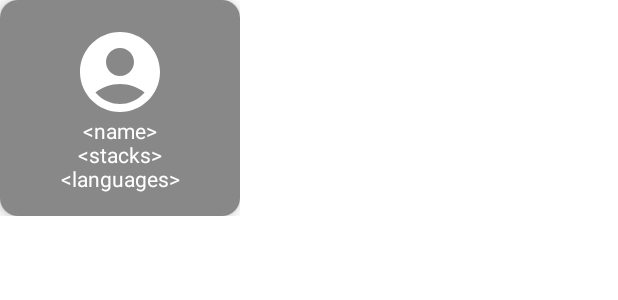
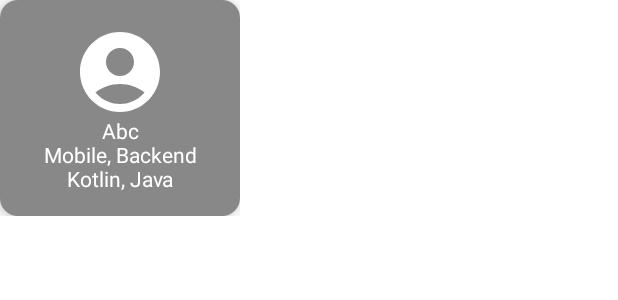
Before and after one commit to KaueMiziara/manifest-2024, an Android app built with Jetpack Compose: the @Preview function DeveloperCardPreview, on a phone screen of 412 x 824 dp. Shown: the top 300 px of the screen. Run offline under Robolectric (Android 15) with nearby library versions, the phone set to English and light mode, and no system bars.

Commit message:
feat: add parameters to DeveloperCard to replace placeholders

```diff
--- a/app/src/main/java/org/manifest/manifest24/ui/components/home_page/developer/DeveloperCard.kt
+++ b/app/src/main/java/org/manifest/manifest24/ui/components/home_page/developer/DeveloperCard.kt
@@ -18,7 +18,9 @@ import androidx.compose.ui.tooling.preview.Preview
 import androidx.compose.ui.unit.dp
 
 @Composable
-fun DeveloperCard() {
+fun DeveloperCard(
+    name: String, stacks: List<String>, languages: List<String>,
+) {
     ElevatedCard(
         elevation = CardDefaults.cardElevation(6.dp),
         colors = CardDefaults.elevatedCardColors(
@@ -37,9 +39,15 @@ fun DeveloperCard() {
                 tint = Color.White,
                 modifier = Modifier.size(64.dp)
             )
-            Text(color = Color.White, text = "<name>")
-            Text(color = Color.White, text = "<stacks>")
-            Text(color = Color.White, text = "<languages>")
+            Text(color = Color.White, text = name)
+            Text(
+                color = Color.White,
+                text = stacks.joinToString(", "),
+            )
+            Text(
+                color = Color.White,
+                text = languages.joinToString(", "),
+            )
         }
     }
 }
@@ -47,5 +55,9 @@ fun DeveloperCard() {
 @Preview(showBackground = true)
 @Composable
 private fun DeveloperCardPreview() {
-    DeveloperCard()
+    DeveloperCard(
+        "Abc",
+        listOf("Mobile", "Backend"),
+        listOf("Kotlin", "Java")
+    )
 }
--- a/app/src/main/java/org/manifest/manifest24/ui/components/home_page/developer/DevelopersSection.kt
+++ b/app/src/main/java/org/manifest/manifest24/ui/components/home_page/developer/DevelopersSection.kt
@@ -24,8 +24,8 @@ fun DevelopersSection() {
         Row(
             horizontalArrangement = Arrangement.spacedBy(16.dp),
         ) {
-            DeveloperCard()
-            DeveloperCard()
+            DeveloperCard("", listOf(""), listOf(""))
+            DeveloperCard("", listOf(""), listOf(""))
         }
     }
 }
```
